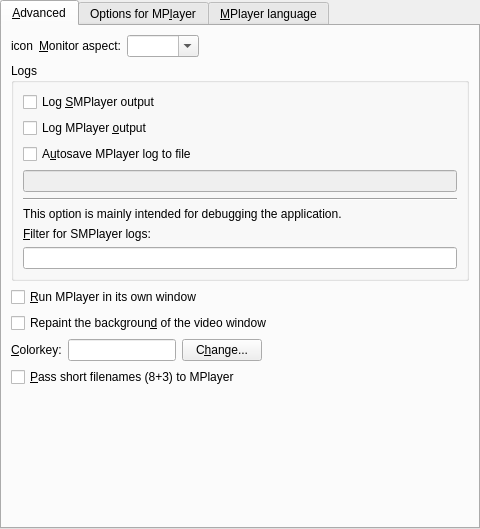
Above: src/prefadvanced.ui from wilbert2000/wzplayer before the change. Below: the same form after it.
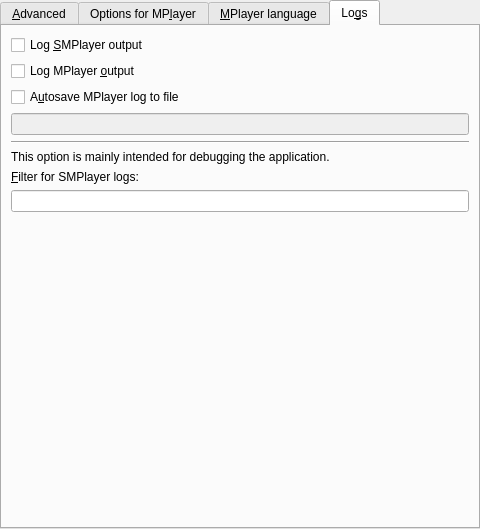
That is the form after the change. The open tabs and pages were chosen to show the change. Custom widgets are drawn as their Qt base class.

Commit message: Moved the log's section in Preferences->Advanced to a new tab.

The edit to the form file:
```diff
--- a/src/prefadvanced.ui
+++ b/src/prefadvanced.ui
@@ -96,96 +96,6 @@
          </item>
         </layout>
        </item>
-       <item>
-        <widget class="QGroupBox" name="groupBox" >
-         <property name="title" >
-          <string>Logs</string>
-         </property>
-         <layout class="QVBoxLayout" >
-          <property name="margin" >
-           <number>9</number>
-          </property>
-          <property name="spacing" >
-           <number>6</number>
-          </property>
-          <item>
-           <widget class="QCheckBox" name="log_smplayer_check" >
-            <property name="text" >
-             <string>Log &amp;SMPlayer output</string>
-            </property>
-           </widget>
-          </item>
-          <item>
-           <widget class="QCheckBox" name="log_mplayer_check" >
-            <property name="text" >
-             <string>Log MPlayer &amp;output</string>
-            </property>
-           </widget>
-          </item>
-          <item>
-           <widget class="QCheckBox" name="log_mplayer_save_check" >
-            <property name="text" >
-             <string>A&amp;utosave MPlayer log to file</string>
-            </property>
-           </widget>
-          </item>
-          <item>
-           <widget class="QLineEdit" name="log_mplayer_save_name" >
-            <property name="enabled" >
-             <bool>false</bool>
-            </property>
-           </widget>
-          </item>
-          <item>
-           <widget class="Line" name="line8_2" >
-            <property name="sizePolicy" >
-             <sizepolicy>
-              <hsizetype>7</hsizetype>
-              <vsizetype>0</vsizetype>
-              <horstretch>0</horstretch>
-              <verstretch>0</verstretch>
-             </sizepolicy>
-            </property>
-            <property name="frameShape" >
-             <enum>QFrame::HLine</enum>
-            </property>
-            <property name="frameShadow" >
-             <enum>QFrame::Sunken</enum>
-            </property>
-            <property name="orientation" >
-             <enum>Qt::Horizontal</enum>
-            </property>
-           </widget>
-          </item>
-          <item>
-           <widget class="QLabel" name="textLabel1_17" >
-            <property name="text" >
-             <string>This option is mainly intended for debugging the application.</string>
-            </property>
-            <property name="wordWrap" >
-             <bool>false</bool>
-            </property>
-           </widget>
-          </item>
-          <item>
-           <widget class="QLabel" name="textLabel2_10" >
-            <property name="text" >
-             <string>&amp;Filter for SMPlayer logs:</string>
-            </property>
-            <property name="wordWrap" >
-             <bool>false</bool>
-            </property>
-            <property name="buddy" >
-             <cstring>log_filter_edit</cstring>
-            </property>
-           </widget>
-          </item>
-          <item>
-           <widget class="QLineEdit" name="log_filter_edit" />
-          </item>
-         </layout>
-        </widget>
-       </item>
        <item>
         <widget class="QCheckBox" name="mplayer_use_window_check" >
          <property name="text" >
@@ -572,6 +482,107 @@
        </item>
       </layout>
      </widget>
+     <widget class="QWidget" name="tab4" >
+      <attribute name="title" >
+       <string>Lo&amp;gs</string>
+      </attribute>
+      <layout class="QVBoxLayout" >
+       <property name="margin" >
+        <number>9</number>
+       </property>
+       <property name="spacing" >
+        <number>6</number>
+       </property>
+       <item>
+        <widget class="QCheckBox" name="log_smplayer_check" >
+         <property name="text" >
+          <string>Log &amp;SMPlayer output</string>
+         </property>
+        </widget>
+       </item>
+       <item>
+        <widget class="QCheckBox" name="log_mplayer_check" >
+         <property name="text" >
+          <string>Log MPlayer &amp;output</string>
+         </property>
+        </widget>
+       </item>
+       <item>
+        <widget class="QCheckBox" name="log_mplayer_save_check" >
+         <property name="text" >
+          <string>A&amp;utosave MPlayer log to file</string>
+         </property>
+        </widget>
+       </item>
+       <item>
+        <widget class="QLineEdit" name="log_mplayer_save_name" >
+         <property name="enabled" >
+          <bool>false</bool>
+         </property>
+        </widget>
+       </item>
+       <item>
+        <widget class="Line" name="line8_2" >
+         <property name="sizePolicy" >
+          <sizepolicy>
+           <hsizetype>7</hsizetype>
+           <vsizetype>0</vsizetype>
+           <horstretch>0</horstretch>
+           <verstretch>0</verstretch>
+          </sizepolicy>
+         </property>
+         <property name="frameShape" >
+          <enum>QFrame::HLine</enum>
+         </property>
+         <property name="frameShadow" >
+          <enum>QFrame::Sunken</enum>
+         </property>
+         <property name="orientation" >
+          <enum>Qt::Horizontal</enum>
+         </property>
+        </widget>
+       </item>
+       <item>
+        <widget class="QLabel" name="textLabel1_17" >
+         <property name="text" >
+          <string>This option is mainly intended for debugging the application.</string>
+         </property>
+         <property name="wordWrap" >
+          <bool>false</bool>
+         </property>
+        </widget>
+       </item>
+       <item>
+        <widget class="QLabel" name="textLabel2_10" >
+         <property name="text" >
+          <string>&amp;Filter for SMPlayer logs:</string>
+         </property>
+         <property name="wordWrap" >
+          <bool>false</bool>
+         </property>
+         <property name="buddy" >
+          <cstring>log_filter_edit</cstring>
+         </property>
+        </widget>
+       </item>
+       <item>
+        <widget class="QLineEdit" name="log_filter_edit" />
+       </item>
+       <item>
+        <spacer>
+         <property name="orientation" >
+          <enum>Qt::Vertical</enum>
+         </property>
+         <property name="sizeHint" >
+          <size>
+           <width>20</width>
+           <height>40</height>
+          </size>
+         </property>
+        </spacer>
+       </item>
+      </layout>
+     </widget>
     </widget>
    </item>
   </layout>
```
Left out of the diff: 24 changed lines with no effect on the pictures. The commit also changes 2 other files.
